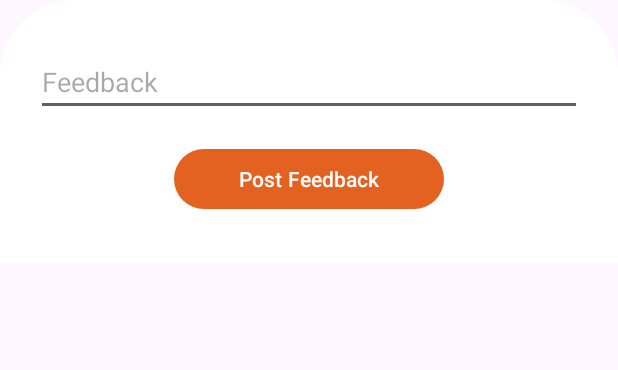
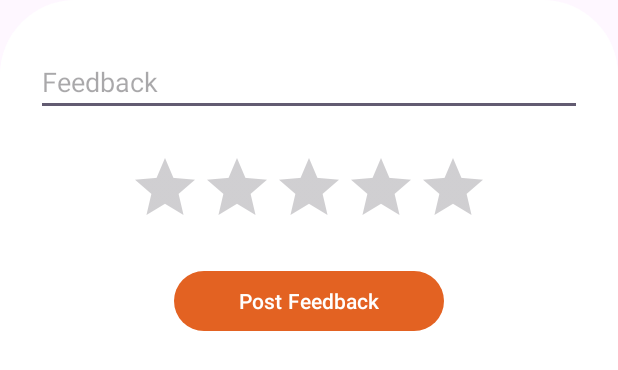
Before and after one commit to malmi20/EAD_assignment, an Android app: the layout add_comment_bottom_sheet.xml on its own in the app's theme, with its tools: preview values and no code run, on a phone screen of 412 x 824 dp. Shown: the top 370 px of the screen. Run offline under Robolectric (Android 15) with nearby library versions, the phone set to English and light mode, and no system bars.

Commit message:
rating bar

```diff
--- a/EcomAndroidApp/app/src/main/res/layout/add_comment_bottom_sheet.xml
+++ b/EcomAndroidApp/app/src/main/res/layout/add_comment_bottom_sheet.xml
@@ -21,6 +21,13 @@
         android:hint="Feedback"
         android:inputType="textMultiLine" />
 
+    <RatingBar
+        android:id="@+id/product_feedback_rating_bar"
+        android:layout_width="wrap_content"
+        android:layout_height="wrap_content"
+        android:layout_marginTop="24dp"
+        android:numStars="5" />
+
     <Button
         android:id="@+id/vendor_comment_post_btn"
         android:layout_width="180dp"
```
Also changed, not shown: EcomAndroidApp/app/src/main/java/com/example/e_comandroidapp/ProductInfoActivity.java (+30 -1 lines), 1 other file.
